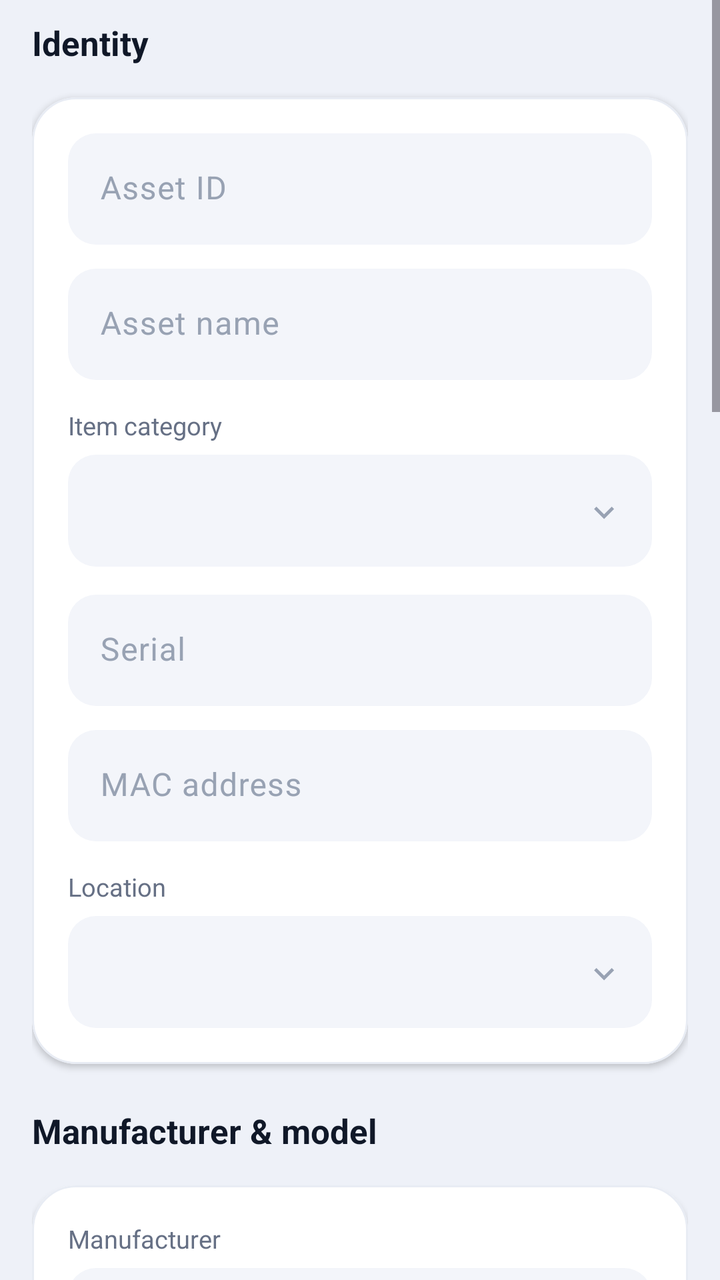
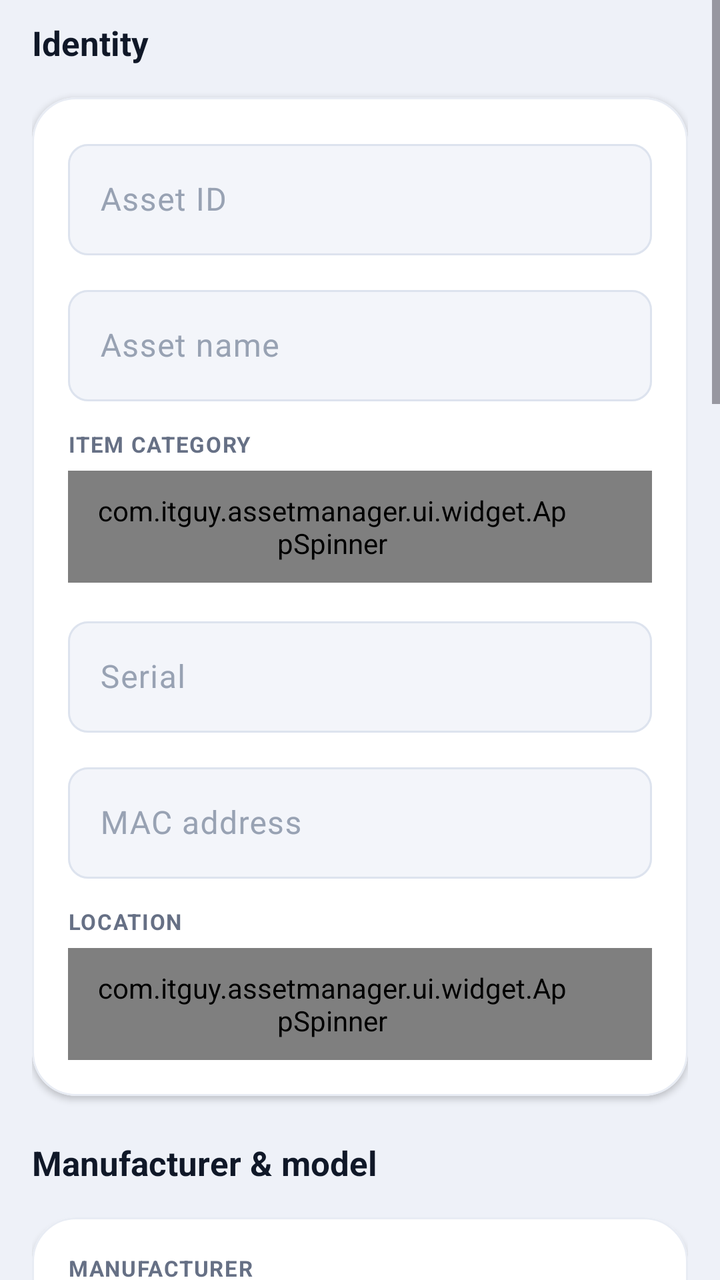

The first picture is an Android layout as it rendered before a commit; the second is the same layout after the commit. The layout source and the unified diff follow.
<!-- AndroidManifest.xml: application theme Theme.ItGuyAssets -->
<!-- res/layout/fragment_asset_edit.xml -->
<?xml version="1.0" encoding="utf-8"?>
<ScrollView xmlns:android="http://schemas.android.com/apk/res/android"
    xmlns:app="http://schemas.android.com/apk/res-auto"
    android:layout_width="match_parent"
    android:layout_height="match_parent"
    android:background="@color/page"
    android:clipToPadding="false"
    android:fillViewport="true">

    <LinearLayout
        android:layout_width="match_parent"
        android:layout_height="wrap_content"
        android:orientation="vertical"
        android:paddingStart="16dp"
        android:paddingEnd="16dp"
        android:paddingTop="6dp"
        android:paddingBottom="32dp">

        
        <TextView style="@style/SectionLabel" android:layout_marginTop="4dp" android:text="Identity" />

        <com.google.android.material.card.MaterialCardView style="@style/Card">
            <LinearLayout
                android:layout_width="match_parent"
                android:layout_height="wrap_content"
                android:orientation="vertical"
                android:padding="18dp">

                <com.google.android.material.textfield.TextInputLayout
                    style="@style/Field"
                    android:layout_width="match_parent"
                    android:layout_height="wrap_content"
                    android:hint="Asset ID">
                    <com.google.android.material.textfield.TextInputEditText
                        android:id="@+id/f_AssetTag"
                        android:layout_width="match_parent"
                        android:layout_height="wrap_content"
                        android:textColor="@color/text_strong" />
                </com.google.android.material.textfield.TextInputLayout>

                <com.google.android.material.textfield.TextInputLayout
                    style="@style/Field"
                    android:layout_width="match_parent"
                    android:layout_height="wrap_content"
                    android:layout_marginTop="12dp"
                    android:hint="Asset name">
                    <com.google.android.material.textfield.TextInputEditText
                        android:id="@+id/f_Name"
                        android:layout_width="match_parent"
                        android:layout_height="wrap_content"
                        android:textColor="@color/text_strong" />
                </com.google.android.material.textfield.TextInputLayout>

                <TextView style="@style/FieldLabel" android:text="Item category" />
                <Spinner android:id="@+id/f_Type" style="@style/Dropdown" />

                <com.google.android.material.textfield.TextInputLayout
                    style="@style/Field"
                    android:layout_width="match_parent"
                    android:layout_height="wrap_content"
                    android:layout_marginTop="14dp"
                    android:hint="Serial">
                    <com.google.android.material.textfield.TextInputEditText
                        android:id="@+id/f_Serial"
                        android:layout_width="match_parent"
                        android:layout_height="wrap_content"
                        android:textColor="@color/text_strong" />
                </com.google.android.material.textfield.TextInputLayout>

                <com.google.android.material.textfield.TextInputLayout
                    style="@style/Field"
                    android:layout_width="match_parent"
                    android:layout_height="wrap_content"
                    android:layout_marginTop="12dp"
                    android:hint="MAC address">
                    <com.google.android.material.textfield.TextInputEditText
                        android:id="@+id/f_MacAddress"
                        android:layout_width="match_parent"
                        android:layout_height="wrap_content"
                        android:textColor="@color/text_strong" />
                </com.google.android.material.textfield.TextInputLayout>

                <TextView style="@style/FieldLabel" android:text="Location" />
                <Spinner android:id="@+id/f_Location" style="@style/Dropdown" />
            </LinearLayout>
        </com.google.android.material.card.MaterialCardView>

        
        <TextView style="@style/SectionLabel" android:text="Manufacturer &amp; model" />

        <com.google.android.material.card.MaterialCardView style="@style/Card">
            <LinearLayout
                android:layout_width="match_parent"
                android:layout_height="wrap_content"
                android:orientation="vertical"
                android:padding="18dp">

                <TextView style="@style/FieldLabel" android:layout_marginTop="0dp" android:text="Manufacturer" />
                <Spinner android:id="@+id/f_Manufacturer" style="@style/Dropdown" />

                <TextView style="@style/FieldLabel" android:text="Model" />
                <Spinner android:id="@+id/f_Model" style="@style/Dropdown" />
            </LinearLayout>
        </com.google.android.material.card.MaterialCardView>

        
        <TextView style="@style/SectionLabel" android:text="Purchase &amp; warranty" />

        <com.google.android.material.card.MaterialCardView style="@style/Card">
            <LinearLayout
                android:layout_width="match_parent"
                android:layout_height="wrap_content"
                android:orientation="vertical"
                android:padding="18dp">

                <com.google.android.material.textfield.TextInputLayout
                    style="@style/Field"
                    android:layout_width="match_parent"
                    android:layout_height="wrap_content"
                    android:hint="Purchased (YYYY-MM-DD)">
                    <com.google.android.material.textfield.TextInputEditText
                        android:id="@+id/f_PurchaseDate"
                        android:layout_width="match_parent"
                        android:layout_height="wrap_content"
                        android:focusable="false"
                        android:textColor="@color/text_strong" />
                </com.google.android.material.textfield.TextInputLayout>

                <com.google.android.material.textfield.TextInputLayout
                    style="@style/Field"
                    android:layout_width="match_parent"
                    android:layout_height="wrap_content"
                    android:layout_marginTop="12dp"
                    android:hint="Warranty (months)">
                    <com.google.android.material.textfield.TextInputEditText
                        android:id="@+id/f_WarrantyMonths"
                        android:layout_width="match_parent"
                        android:layout_height="wrap_content"
                        android:inputType="number"
                        android:textColor="@color/text_strong" />
                </com.google.android.material.textfield.TextInputLayout>

                <com.google.android.material.textfield.TextInputLayout
                    style="@style/Field"
                    android:layout_width="match_parent"
                    android:layout_height="wrap_content"
                    android:layout_marginTop="12dp"
                    android:hint="Price">
                    <com.google.android.material.textfield.TextInputEditText
                        android:id="@+id/f_Price"
                        android:layout_width="match_parent"
                        android:layout_height="wrap_content"
                        android:inputType="numberDecimal"
                        android:textColor="@color/text_strong" />
                </com.google.android.material.textfield.TextInputLayout>
            </LinearLayout>
        </com.google.android.material.card.MaterialCardView>

        
        <TextView style="@style/SectionLabel" android:text="Status &amp; assignment" />

        <com.google.android.material.card.MaterialCardView style="@style/Card">
            <LinearLayout
                android:layout_width="match_parent"
                android:layout_height="wrap_content"
                android:orientation="vertical"
                android:padding="18dp">

                <TextView style="@style/FieldLabel" android:layout_marginTop="0dp" android:text="Status" />
                <Spinner android:id="@+id/f_Status" style="@style/Dropdown" />

                <TextView style="@style/FieldLabel" android:text="Employee name" />
                <Spinner android:id="@+id/f_EmployeeID" style="@style/Dropdown" />

                <com.google.android.material.textfield.TextInputLayout
                    style="@style/Field"
                    android:layout_width="match_parent"
                    android:layout_height="wrap_content"
                    android:layout_marginTop="14dp"
                    android:hint="Signed by">
                    <com.google.android.material.textfield.TextInputEditText
                        android:id="@+id/f_ReceivedBy"
                        android:layout_width="match_parent"
                        android:layout_height="wrap_content"
                        android:textColor="@color/text_strong" />
                </com.google.android.material.textfield.TextInputLayout>

                <com.google.android.material.textfield.TextInputLayout
                    style="@style/Field"
                    android:layout_width="match_parent"
                    android:layout_height="wrap_content"
                    android:layout_marginTop="12dp"
                    android:hint="Signed date (set at check out)">
                    <com.google.android.material.textfield.TextInputEditText
                        android:id="@+id/f_NotesReceived"
                        android:layout_width="match_parent"
                        android:layout_height="wrap_content"
                        android:focusable="false"
                        android:textColor="@color/text_soft" />
                </com.google.android.material.textfield.TextInputLayout>

                <LinearLayout
                    android:layout_width="match_parent"
                    android:layout_height="wrap_content"
                    android:layout_marginTop="14dp"
                    android:orientation="horizontal">

                    <com.google.android.material.button.MaterialButton
                        android:id="@+id/checkOutBtn"
                        style="@style/ButtonPillQuiet"
                        android:layout_width="0dp"
                        android:layout_height="wrap_content"
                        android:layout_weight="1"
                        android:text="Check out"
                        android:visibility="gone" />

                    <com.google.android.material.button.MaterialButton
                        android:id="@+id/checkInBtn"
                        style="@style/ButtonPillQuiet"
                        android:layout_width="0dp"
                        android:layout_height="wrap_content"
                        android:layout_marginStart="10dp"
                        android:layout_weight="1"
                        android:text="Check in"
                        android:visibility="gone" />
                </LinearLayout>
            </LinearLayout>
        </com.google.android.material.card.MaterialCardView>

        
        <TextView style="@style/SectionLabel" android:text="Note" />

        <com.google.android.material.card.MaterialCardView style="@style/Card">
            <LinearLayout
                android:layout_width="match_parent"
                android:layout_height="wrap_content"
                android:orientation="vertical"
                android:padding="18dp">

                <com.google.android.material.textfield.TextInputLayout
                    style="@style/Field"
                    android:layout_width="match_parent"
                    android:layout_height="wrap_content"
                    android:hint="Internal note">
                    <com.google.android.material.textfield.TextInputEditText
                        android:id="@+id/f_Note"
                        android:layout_width="match_parent"
                        android:layout_height="wrap_content"
                        android:gravity="top"
                        android:inputType="textCapSentences|textMultiLine"
                        android:minLines="3"
                        android:textColor="@color/text_strong" />
                </com.google.android.material.textfield.TextInputLayout>
            </LinearLayout>
        </com.google.android.material.card.MaterialCardView>

        
        <TextView style="@style/SectionLabel" android:text="Invoice or proof" />

        <com.google.android.material.card.MaterialCardView style="@style/Card">
            <LinearLayout
                android:layout_width="match_parent"
                android:layout_height="wrap_content"
                android:orientation="vertical"
                android:padding="18dp">

                <TextView
                    android:id="@+id/invoiceFileName"
                    android:layout_width="match_parent"
                    android:layout_height="wrap_content"
                    android:text="No file attached"
                    android:textColor="@color/text_soft"
                    android:textSize="13sp" />

                <LinearLayout
                    android:layout_width="match_parent"
                    android:layout_height="wrap_content"
                    android:layout_marginTop="14dp"
                    android:orientation="horizontal">

                    <com.google.android.material.button.MaterialButton
                        android:id="@+id/invoicePickBtn"
                        style="@style/ButtonPillQuiet"
                        android:layout_width="0dp"
                        android:layout_height="wrap_content"
                        android:layout_weight="1"
                        android:text="Attach" />

                    <com.google.android.material.button.MaterialButton
                        android:id="@+id/invoiceViewBtn"
                        style="@style/ButtonPillQuiet"
                        android:layout_width="0dp"
                        android:layout_height="wrap_content"
                        android:layout_marginStart="10dp"
                        android:layout_weight="1"
                        android:text="View"
                        android:visibility="gone" />

                    <com.google.android.material.button.MaterialButton
                        android:id="@+id/invoiceRemoveBtn"
                        style="@style/ButtonPillQuiet"
                        android:layout_width="0dp"
                        android:layout_height="wrap_content"
                        android:layout_marginStart="10dp"
                        android:layout_weight="1"
                        android:text="Remove"
                        android:visibility="gone" />
                </LinearLayout>
            </LinearLayout>
        </com.google.android.material.card.MaterialCardView>

        <TextView
            android:id="@+id/formError"
            android:layout_width="match_parent"
            android:layout_height="wrap_content"
            android:layout_marginTop="14dp"
            android:background="@drawable/card_soft"
            android:padding="12dp"
            android:textColor="@color/accent"
            android:textSize="13sp"
            android:visibility="gone" />

        <LinearLayout
            android:layout_width="match_parent"
            android:layout_height="wrap_content"
            android:layout_marginTop="20dp"
            android:orientation="horizontal">

            <com.google.android.material.button.MaterialButton
                android:id="@+id/deleteBtn"
                style="@style/ButtonPillQuiet"
                android:layout_width="0dp"
                android:layout_height="wrap_content"
                android:layout_marginEnd="10dp"
                android:layout_weight="1"
                android:text="Delete"
                android:visibility="gone" />

            <com.google.android.material.button.MaterialButton
                android:id="@+id/saveBtn"
                style="@style/ButtonPill"
                android:layout_width="0dp"
                android:layout_height="wrap_content"
                android:layout_weight="1"
                android:text="Save" />
        </LinearLayout>

        <ProgressBar
            android:id="@+id/formProgress"
            android:layout_width="wrap_content"
            android:layout_height="wrap_content"
            android:layout_gravity="center"
            android:layout_marginTop="16dp"
            android:indeterminateTint="@color/accent"
            android:visibility="gone" />
    </LinearLayout>
</ScrollView>
<!-- resources referenced by this layout -->
<resources>
  <color name="accent">#FF3B30</color>
  <color name="page">#EEF1F8</color>
  <color name="text_soft">#667085</color>
  <color name="text_strong">#101828</color>
  <style name="ButtonPill" parent="Widget.Material3.Button">
          <item name="cornerRadius">28dp</item>
          <item name="android:minHeight">54dp</item>
          <item name="android:paddingTop">15dp</item>
          <item name="android:paddingBottom">15dp</item>
          <item name="android:textAllCaps">false</item>
          <item name="android:textSize">15.5sp</item>
          <item name="android:textStyle">bold</item>
          <item name="android:letterSpacing">0</item>
      </style>
  <style name="ButtonPillQuiet" parent="Widget.Material3.Button.TonalButton">
          <item name="cornerRadius">28dp</item>
          <item name="android:minHeight">50dp</item>
          <item name="android:textAllCaps">false</item>
          <item name="android:textSize">14.5sp</item>
      </style>
  <style name="Field" parent="Widget.Material3.TextInputLayout.FilledBox">
          <item name="boxBackgroundColor">@color/field_fill</item>
          <item name="boxStrokeColor">@color/accent</item>
          <item name="boxStrokeWidth">0dp</item>
          <item name="boxStrokeWidthFocused">2dp</item>
          <item name="boxCornerRadiusTopStart">14dp</item>
          <item name="boxCornerRadiusTopEnd">14dp</item>
          <item name="boxCornerRadiusBottomStart">14dp</item>
          <item name="boxCornerRadiusBottomEnd">14dp</item>
          <item name="hintTextColor">@color/text_soft</item>
          <item name="android:textColorHint">@color/text_faint</item>
      </style>
  <style name="FieldLabel">
          <item name="android:layout_width">wrap_content</item>
          <item name="android:layout_height">wrap_content</item>
          <item name="android:layout_marginTop">14dp</item>
          <item name="android:layout_marginBottom">6dp</item>
          <item name="android:textColor">@color/text_soft</item>
          <item name="android:textSize">12.5sp</item>
      </style>
  <color name="card">#FFFFFF</color>
  <color name="card_line">#E8ECF4</color>
  <!-- drawable dropdown_bg (drawable) -->
  <?xml version="1.0" encoding="utf-8"?>
  <layer-list xmlns:android="http://schemas.android.com/apk/res/android">
      <item>
          <shape android:shape="rectangle">
              <solid android:color="@color/field_fill" />
              <corners android:radius="14dp" />
          </shape>
      </item>
      <item
          android:drawable="@drawable/ic_chevron_down"
          android:gravity="center_vertical|end"
          android:end="14dp"
          android:width="20dp"
          android:height="20dp" />
  </layer-list>
  <color name="field_fill">#F3F5FA</color>
  <color name="text_faint">#98A2B3</color>
  <color name="on_accent">#FFFFFF</color>
  <color name="accent_container">#FFE3E0</color>
  <color name="bg">#F5F7FB</color>
  <color name="surface">#FFFFFF</color>
  <color name="surface_variant">#EDF0F6</color>
  <color name="text">#141B26</color>
  <color name="muted">#5C6A80</color>
  <color name="outline">#DCE1EA</color>
  <style name="Button.IT" parent="Widget.Material3.Button">
          <item name="cornerRadius">16dp</item>
          <item name="android:paddingTop">15dp</item>
          <item name="android:paddingBottom">15dp</item>
          <item name="android:textAllCaps">false</item>
          <item name="android:textSize">15sp</item>
          <item name="android:letterSpacing">0.01</item>
      </style>
  <style name="DialogShape">
          <item name="cornerFamily">rounded</item>
          <item name="cornerSize">26dp</item>
      </style>
  <!-- unchanged entries left out for length: 12 -->
</resources>

<!-- the commit's change to res/layout/fragment_asset_edit.xml (unified diff, before → after) -->
@@ -52,7 +52,7 @@
                 </com.google.android.material.textfield.TextInputLayout>
 
                 <TextView style="@style/FieldLabel" android:text="Item category" />
-                <Spinner android:id="@+id/f_Type" style="@style/Dropdown" />
+                <com.itguy.assetmanager.ui.widget.AppSpinner android:id="@+id/f_Type" style="@style/Dropdown" />
 
                 <com.google.android.material.textfield.TextInputLayout
                     style="@style/Field"
@@ -81,7 +81,7 @@
                 </com.google.android.material.textfield.TextInputLayout>
 
                 <TextView style="@style/FieldLabel" android:text="Location" />
-                <Spinner android:id="@+id/f_Location" style="@style/Dropdown" />
+                <com.itguy.assetmanager.ui.widget.AppSpinner android:id="@+id/f_Location" style="@style/Dropdown" />
             </LinearLayout>
         </com.google.android.material.card.MaterialCardView>
 
@@ -96,10 +96,10 @@
                 android:padding="18dp">
 
                 <TextView style="@style/FieldLabel" android:layout_marginTop="0dp" android:text="Manufacturer" />
-                <Spinner android:id="@+id/f_Manufacturer" style="@style/Dropdown" />
+                <com.itguy.assetmanager.ui.widget.AppSpinner android:id="@+id/f_Manufacturer" style="@style/Dropdown" />
 
                 <TextView style="@style/FieldLabel" android:text="Model" />
-                <Spinner android:id="@+id/f_Model" style="@style/Dropdown" />
+                <com.itguy.assetmanager.ui.widget.AppSpinner android:id="@+id/f_Model" style="@style/Dropdown" />
             </LinearLayout>
         </com.google.android.material.card.MaterialCardView>
 
@@ -167,10 +167,10 @@
                 android:padding="18dp">
 
                 <TextView style="@style/FieldLabel" android:layout_marginTop="0dp" android:text="Status" />
-                <Spinner android:id="@+id/f_Status" style="@style/Dropdown" />
+                <com.itguy.assetmanager.ui.widget.AppSpinner android:id="@+id/f_Status" style="@style/Dropdown" />
 
                 <TextView style="@style/FieldLabel" android:text="Employee name" />
-                <Spinner android:id="@+id/f_EmployeeID" style="@style/Dropdown" />
+                <com.itguy.assetmanager.ui.widget.AppSpinner android:id="@+id/f_EmployeeID" style="@style/Dropdown" />
 
                 <com.google.android.material.textfield.TextInputLayout
                     style="@style/Field"
<!-- resource entries referenced after the edit -->
@@ -5,7 +5,7 @@
   <color name="text_soft">#667085</color>
   <color name="text_strong">#101828</color>
   <style name="ButtonPill" parent="Widget.Material3.Button">
-          <item name="cornerRadius">28dp</item>
+          <item name="cornerRadius">12dp</item>
           <item name="android:minHeight">54dp</item>
           <item name="android:paddingTop">15dp</item>
           <item name="android:paddingBottom">15dp</item>
@@ -15,20 +15,21 @@
           <item name="android:letterSpacing">0</item>
       </style>
   <style name="ButtonPillQuiet" parent="Widget.Material3.Button.TonalButton">
-          <item name="cornerRadius">28dp</item>
+          <item name="cornerRadius">12dp</item>
           <item name="android:minHeight">50dp</item>
           <item name="android:textAllCaps">false</item>
           <item name="android:textSize">14.5sp</item>
       </style>
-  <style name="Field" parent="Widget.Material3.TextInputLayout.FilledBox">
+  <style name="Field" parent="Widget.Material3.TextInputLayout.OutlinedBox">
+          <item name="boxBackgroundMode">outline</item>
           <item name="boxBackgroundColor">@color/field_fill</item>
-          <item name="boxStrokeColor">@color/accent</item>
-          <item name="boxStrokeWidth">0dp</item>
+          <item name="boxStrokeColor">@color/field_stroke</item>
+          <item name="boxStrokeWidth">1dp</item>
           <item name="boxStrokeWidthFocused">2dp</item>
-          <item name="boxCornerRadiusTopStart">14dp</item>
-          <item name="boxCornerRadiusTopEnd">14dp</item>
-          <item name="boxCornerRadiusBottomStart">14dp</item>
-          <item name="boxCornerRadiusBottomEnd">14dp</item>
+          <item name="boxCornerRadiusTopStart">10dp</item>
+          <item name="boxCornerRadiusTopEnd">10dp</item>
+          <item name="boxCornerRadiusBottomStart">10dp</item>
+          <item name="boxCornerRadiusBottomEnd">10dp</item>
           <item name="hintTextColor">@color/text_soft</item>
           <item name="android:textColorHint">@color/text_faint</item>
       </style>
@@ -38,7 +39,11 @@
           <item name="android:layout_marginTop">14dp</item>
           <item name="android:layout_marginBottom">6dp</item>
           <item name="android:textColor">@color/text_soft</item>
-          <item name="android:textSize">12.5sp</item>
+          
+          <item name="android:textSize">11sp</item>
+          <item name="android:textStyle">bold</item>
+          <item name="android:letterSpacing">0.05</item>
+          <item name="android:textAllCaps">true</item>
       </style>
   <color name="card">#FFFFFF</color>
   <color name="card_line">#E8ECF4</color>
@@ -48,7 +53,9 @@
       <item>
           <shape android:shape="rectangle">
               <solid android:color="@color/field_fill" />
-              <corners android:radius="14dp" />
+              
+              <stroke android:width="1dp" android:color="@color/field_line" />
+              <corners android:radius="10dp" />
           </shape>
       </item>
       <item
@@ -60,6 +67,7 @@
   </layer-list>
   <color name="field_fill">#F3F5FA</color>
   <color name="text_faint">#98A2B3</color>
+  <color name="field_line">#DDE3EE</color>
   <color name="on_accent">#FFFFFF</color>
   <color name="accent_container">#FFE3E0</color>
   <color name="bg">#F5F7FB</color>
@@ -69,7 +77,7 @@
   <color name="muted">#5C6A80</color>
   <color name="outline">#DCE1EA</color>
   <style name="Button.IT" parent="Widget.Material3.Button">
-          <item name="cornerRadius">16dp</item>
+          <item name="cornerRadius">12dp</item>
           <item name="android:paddingTop">15dp</item>
           <item name="android:paddingBottom">15dp</item>
           <item name="android:textAllCaps">false</item>
